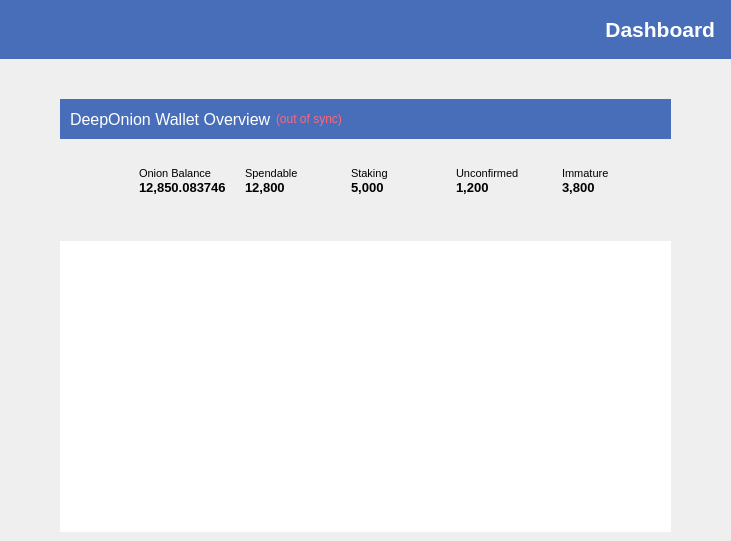
Above: src/qt/forms/overviewpage.ui from deeponion/deeponion-legacy before the change. Below: the same form after it.
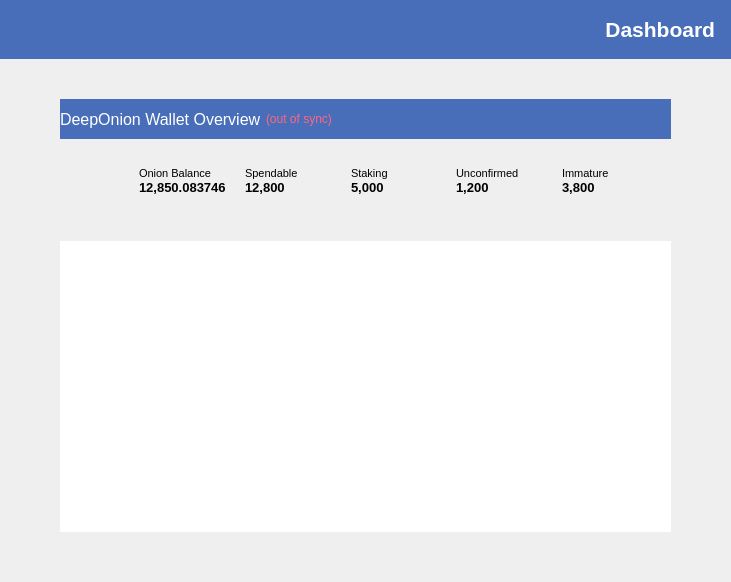
That is the form after the change. Icons and pictures are not drawn.

```diff
--- a/src/qt/forms/overviewpage.ui
+++ b/src/qt/forms/overviewpage.ui
@@ -7,7 +7,7 @@
     <x>0</x>
     <y>0</y>
     <width>731</width>
-    <height>487</height>
+    <height>582</height>
    </rect>
   </property>
   <property name="windowTitle">
@@ -158,7 +158,7 @@
                 <number>0</number>
                </property>
                <property name="leftMargin">
-                <number>10</number>
+                <number>0</number>
                </property>
                <property name="topMargin">
                 <number>10</number>
```
Left out of the diff: 2 changed lines with no effect on the pictures.
